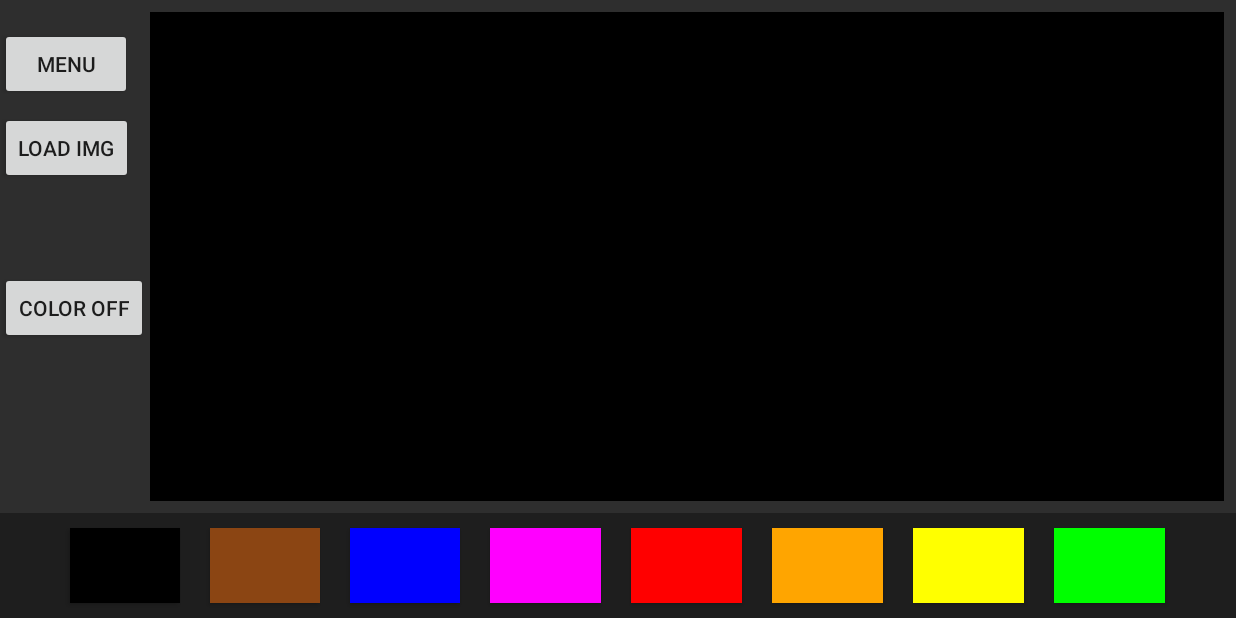
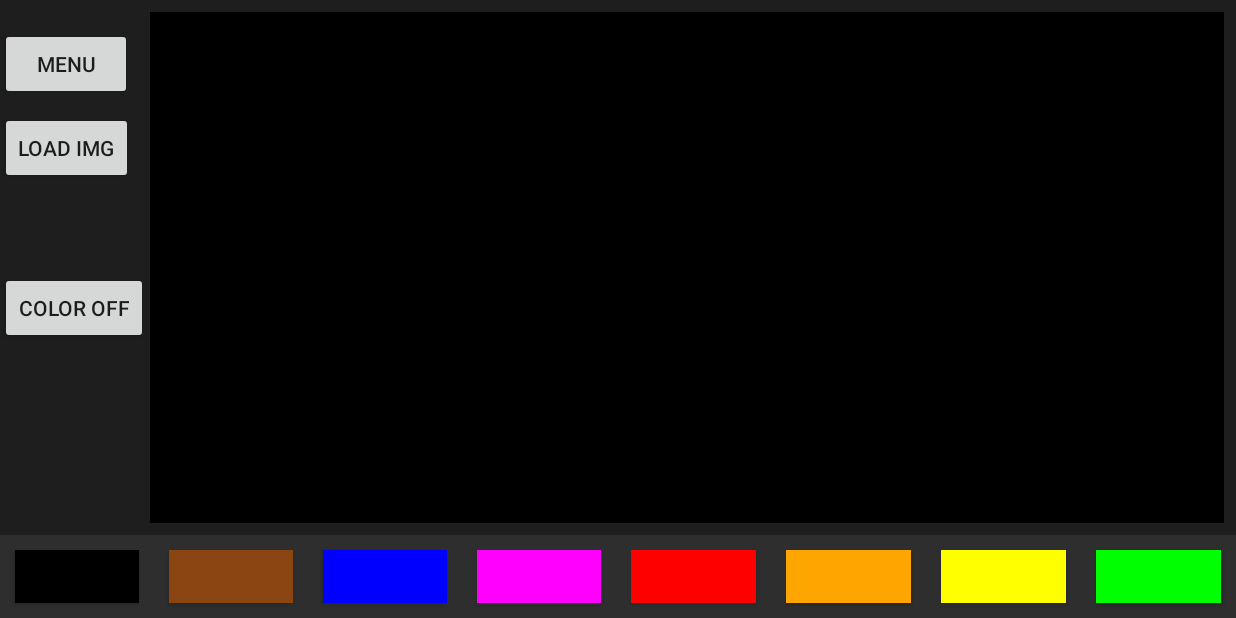
Before and after one commit to MOOOoooD/IColorMyWorld, an Android app: the UserPaint_using screen opened directly, with no data from a screen before it, on a phone screen of 824 x 412 dp (held sideways). Run offline under Robolectric (Android 15) with nearby library versions, the light colour scheme and no system bars; libraries missing offline, so code that uses them is left out: org.opencv.android, org.opencv.core, org.opencv.imgproc; 2 statements that could not run were skipped.

Commit message:
editing cust views - design elements

```diff
--- a/app/src/main/res/layout/activity_user_paint.xml
+++ b/app/src/main/res/layout/activity_user_paint.xml
@@ -5,7 +5,7 @@
     android:layout_width="match_parent"
     android:layout_height="match_parent"
     tools:context="com.apps.mooooood.functforapp.UserPaint_using"
-    android:background="@color/dkgray">
+    android:background="@color/palettegray">
 
 
     <Button
@@ -58,10 +58,11 @@
         android:layout_width="match_parent"
         android:layout_height="wrap_content"
         android:layout_marginTop="8dp"
-        android:background="@color/palettegray"
+        android:background="@color/dkgray"
+
         android:gravity="center"
         android:orientation="horizontal"
-        android:weightSum="9"
+        android:weightSum="8"
         app:layout_constraintBottom_toBottomOf="parent"
         app:layout_constraintEnd_toEndOf="parent"
         app:layout_constraintStart_toStartOf="parent"
@@ -73,16 +74,17 @@
             android:id="@+id/colorBlkBtn"
             style="@style/SmallButton"
             android:layout_width="0dp"
-            android:layout_height="wrap_content"
+            android:layout_height="35dp"
             android:layout_margin="10dp"
             android:layout_weight="1"
             android:background="@color/black"
             android:onClick="colorBlack" />
+
         <Button
             android:id="@+id/colorBrBtn"
             style="@style/SmallButton"
             android:layout_width="0dp"
-            android:layout_height="wrap_content"
+            android:layout_height="35dp"
             android:layout_margin="10dp"
             android:layout_weight="1"
             android:background="@color/brown"
@@ -92,7 +94,7 @@
             android:id="@+id/colorBlueBtn"
             style="@style/SmallButton"
             android:layout_width="0dp"
-            android:layout_height="wrap_content"
+            android:layout_height="35dp"
             android:layout_margin="10dp"
             android:layout_weight="1"
             android:background="@color/blue"
@@ -103,7 +105,7 @@
             android:id="@+id/colorPBtn"
             style="@style/SmallButton"
             android:layout_width="0dp"
-            android:layout_height="wrap_content"
+            android:layout_height="35dp"
             android:layout_margin="10dp"
             android:layout_weight="1"
             android:background="@color/purple"
@@ -113,7 +115,7 @@
             android:id="@+id/colorRedBtn"
             style="@style/SmallButton"
             android:layout_width="0dp"
-            android:layout_height="wrap_content"
+            android:layout_height="35dp"
             android:layout_margin="10dp"
             android:layout_weight="1"
             android:background="@color/red"
@@ -123,7 +125,7 @@
             android:id="@+id/colorOBtn"
             style="@style/SmallButton"
             android:layout_width="0dp"
-            android:layout_height="wrap_content"
+            android:layout_height="35dp"
             android:layout_margin="10dp"
             android:layout_weight="1"
             android:background="@color/orange"
@@ -133,7 +135,7 @@
             android:id="@+id/colorYBtn"
             style="@style/SmallButton"
             android:layout_width="0dp"
-            android:layout_height="wrap_content"
+            android:layout_height="35dp"
             android:layout_margin="10dp"
             android:layout_weight="1"
             android:background="@color/yellow"
@@ -143,7 +145,7 @@
             android:id="@+id/colorGBtn"
             style="@style/SmallButton"
             android:layout_width="0dp"
-            android:layout_height="wrap_content"
+            android:layout_height="35dp"
             android:layout_margin="10dp"
             android:layout_weight="1"
             android:background="@color/green"
```
Also changed, not shown: app/src/main/res/drawable/ltwd.png (added).
